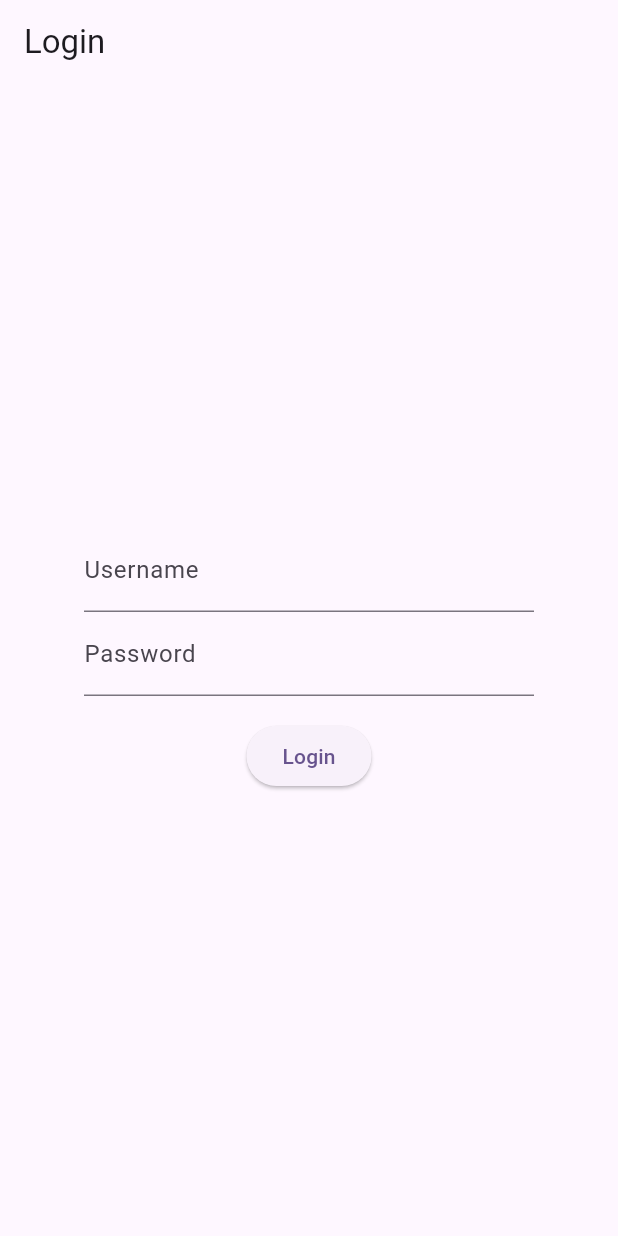
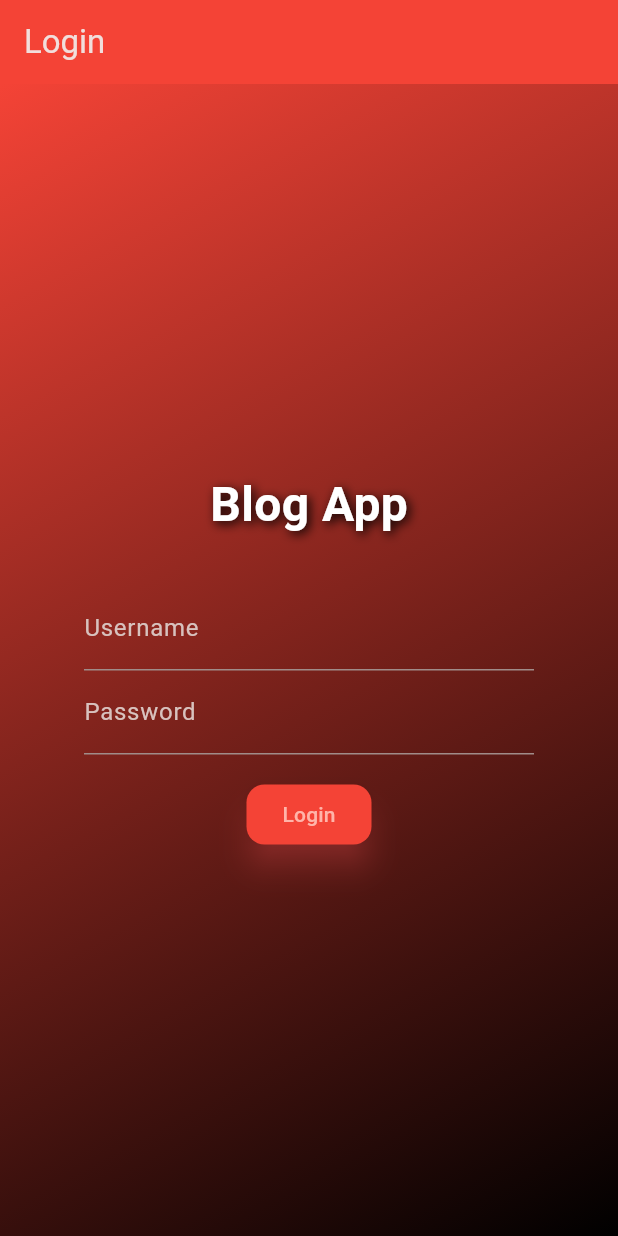
Before and after one commit to shreyasrajalakshmi/Blog-Application, a Flutter app: the screen it shows after launch, on a phone screen of 412 x 824 dp. Run offline on Flutter 3.47's test engine with Material 3 defaults, Android fonts, the phone set to English and light mode, and no system bars.

Commit message:
update theme colour

```diff
--- a/flutter/blog_web/lib/main.dart
+++ b/flutter/blog_web/lib/main.dart
@@ -36,7 +36,24 @@ class _BlogAppState extends State<BlogApp> {
     return MaterialApp(
       title: 'Blog Web',
       theme: ThemeData(
-        colorScheme: ColorScheme.fromSeed(seedColor: Colors.deepPurple),
+        colorScheme: ColorScheme.fromSeed(seedColor: Colors.red, brightness: Brightness.dark),
+        scaffoldBackgroundColor: Colors.black,
+        appBarTheme: const AppBarTheme(
+          backgroundColor: Colors.red,
+        ),
+        textTheme: const TextTheme(
+          bodyMedium: TextStyle(color: Colors.white),
+        ),
+        elevatedButtonTheme: ElevatedButtonThemeData(
+          style: ElevatedButton.styleFrom(
+            elevation: 8,
+            shadowColor: Colors.redAccent,
+            backgroundColor: Colors.red,
+            shape: RoundedRectangleBorder(
+              borderRadius: BorderRadius.circular(12),
+            ),
+          ),
+        ),
       ),
       home: token == null
           ? LoginScreen(onLogin: setAuth)
@@ -81,13 +98,17 @@ class _LoginScreenState extends State<LoginScreen> {
   @override
   Widget build(BuildContext context) {
     return Scaffold(
+      backgroundColor: Colors.transparent,
       appBar: AppBar(title: const Text('Login')),
-      body: Center(
+      body: GradientBackground(
+        child: Center(
           child: SizedBox(
             width: 300,
             child: Column(
               mainAxisAlignment: MainAxisAlignment.center,
               children: [
+                const Text('Blog App', style: TextStyle(fontSize: 32, fontWeight: FontWeight.bold, color: Colors.white, shadows: [Shadow(blurRadius: 8, color: Colors.black, offset: Offset(2,2))])),
+                const SizedBox(height: 32),
                 TextField(
                   controller: _usernameController,
                   decoration: const InputDecoration(labelText: 'Username'),
@@ -107,6 +128,7 @@ class _LoginScreenState extends State<LoginScreen> {
                   child: loading ? const CircularProgressIndicator() : const Text('Login'),
                 ),
               ],
+            ),
           ),
         ),
       ),
@@ -165,6 +187,7 @@ class _PostListScreenState extends State<PostListScreen> {
   @override
   Widget build(BuildContext context) {
     return Scaffold(
+      backgroundColor: Colors.transparent,
       appBar: AppBar(
         title: const Text('Blog Posts'),
         actions: [
@@ -172,7 +195,8 @@ class _PostListScreenState extends State<PostListScreen> {
           IconButton(onPressed: widget.onLogout, icon: const Icon(Icons.logout)),
         ],
       ),
-      body: loading
+      body: GradientBackground(
+        child: loading
             ? const Center(child: CircularProgressIndicator())
             : ListView.builder(
                 itemCount: posts.length,
@@ -184,6 +208,7 @@ class _PostListScreenState extends State<PostListScreen> {
                     onTap: () => openDetail(post),
                   );
                 },
+              ),
       ),
     );
   }
@@ -223,8 +248,10 @@ class _PostDetailScreenState extends State<PostDetailScreen> {
   @override
   Widget build(BuildContext context) {
     return Scaffold(
+      backgroundColor: Colors.transparent,
       appBar: AppBar(title: const Text('Post Detail')),
-      body: loading
+      body: GradientBackground(
+        child: loading
             ? const Center(child: CircularProgressIndicator())
             : post == null
                 ? const Center(child: Text('Post not found'))
@@ -239,6 +266,7 @@ class _PostDetailScreenState extends State<PostDetailScreen> {
                         const SizedBox(height: 16),
                         Text(post!['content']),
                       ],
+                    ),
                   ),
       ),
     );
@@ -283,8 +311,10 @@ class _CreatePostScreenState extends State<CreatePostScreen> {
   @override
   Widget build(BuildContext context) {
     return Scaffold(
+      backgroundColor: Colors.transparent,
       appBar: AppBar(title: const Text('Create Post')),
-      body: Center(
+      body: GradientBackground(
+        child: Center(
           child: SizedBox(
             width: 400,
             child: Column(
@@ -312,6 +342,26 @@ class _CreatePostScreenState extends State<CreatePostScreen> {
             ),
           ),
         ),
+      ),
     );
   }
 }
+
+class GradientBackground extends StatelessWidget {
+  final Widget child;
+  const GradientBackground({super.key, required this.child});
+
+  @override
+  Widget build(BuildContext context) {
+    return Container(
+      decoration: const BoxDecoration(
+        gradient: LinearGradient(
+          colors: [Colors.red, Colors.black],
+          begin: Alignment.topLeft,
+          end: Alignment.bottomRight,
+        ),
+      ),
+      child: child,
+    );
+  }
+}
```
Also changed, not shown: 3 other files. Lines whose indentation alone changed are shown as unchanged.
